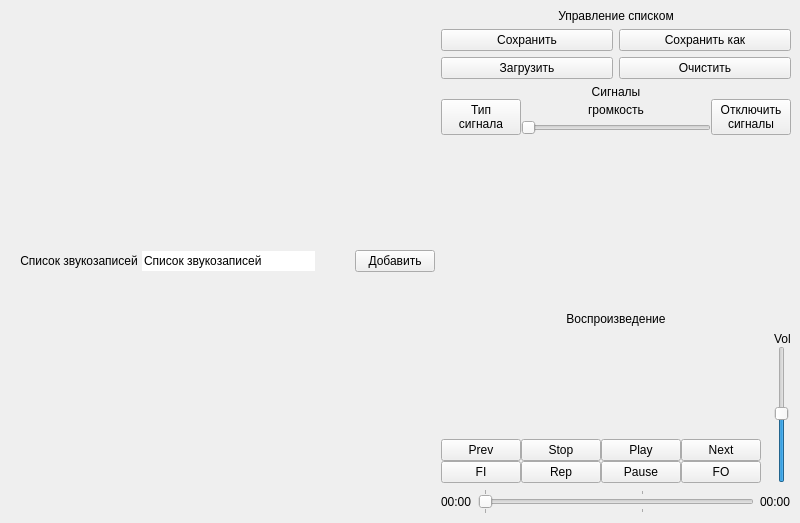
The window that GUI/main_window.ui (Eugene-q/PresenterPlayer) describes before a commit, drawn with Qt 5.
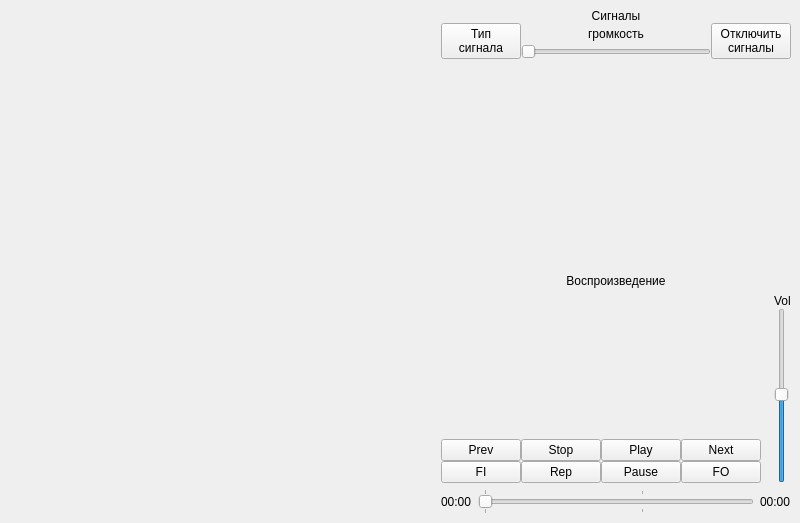
The same window after the commit.

Commit message: - Заголовок и кнопки управления списком - в класс listSongs. Отдельный виджет для списка. Класс listSongsWidget теперь содержит заголовок, кнопки управления списком и сам список(класс listSongs), в котором остались только методы перетаскивания и методы выдачи песен по индексу и т.п. Остальные методы перенесены в listSongsWidget. В него добавлен метод get_song(), возвращающий предыдущую, текущую или следующую песни, а также несколько мелких методов. В плеере метод change_song заменён методами eject() и load(). - Добавлять песни в конец списка, а не в начало.(убрал sortingEnabled в listSongs)

The edit to the form file:
```diff
--- a/GUI/main_window.ui
+++ b/GUI/main_window.ui
@@ -47,125 +47,13 @@
       <property name="spacing">
        <number>0</number>
       </property>
-      <item>
-       <layout class="QHBoxLayout" name="horizontalLayout" stretch="0,0,1,0,0">
-        <property name="spacing">
-         <number>0</number>
-        </property>
-        <item>
-         <widget class="QLabel" name="labelSaveSign">
-          <property name="text">
-           <string/>
-          </property>
-         </widget>
-        </item>
-        <item>
-         <widget class="QPushButton" name="buttonSongListHeader">
-          <property name="text">
-           <string>Список звукозаписей</string>
-          </property>
-          <property name="flat">
-           <bool>true</bool>
-          </property>
-         </widget>
-        </item>
-        <item>
-         <widget class="QLineEdit" name="lineSongListHeader">
-          <property name="focusPolicy">
-           <enum>Qt::NoFocus</enum>
-          </property>
-          <property name="text">
-           <string>Список звукозаписей</string>
-          </property>
-          <property name="frame">
-           <bool>false</bool>
-          </property>
-          <property name="clearButtonEnabled">
-           <bool>false</bool>
-          </property>
-         </widget>
-        </item>
-        <item>
-         <spacer name="horizontalSpacer_3">
-          <property name="orientation">
-           <enum>Qt::Horizontal</enum>
-          </property>
-          <property name="sizeHint" stdset="0">
-           <size>
-            <width>40</width>
-            <height>20</height>
-           </size>
-          </property>
-         </spacer>
-        </item>
-        <item>
-         <widget class="QPushButton" name="buttonAddTrack">
-          <property name="text">
-           <string>Добавить</string>
-          </property>
-         </widget>
-        </item>
-       </layout>
-      </item>
      </layout>
     </item>
     <item>
-     <layout class="QVBoxLayout" name="layoutControls" stretch="0,0,0,0,0">
+     <layout class="QVBoxLayout" name="layoutControls" stretch="0,0,0,0">
       <property name="sizeConstraint">
        <enum>QLayout::SetDefaultConstraint</enum>
       </property>
-      <item>
-       <layout class="QVBoxLayout" name="layputListControls">
-        <item>
-         <widget class="QLabel" name="labelListOperationsHeader">
-          <property name="text">
-           <string>Управление списком</string>
-          </property>
-          <property name="alignment">
-           <set>Qt::AlignCenter</set>
-          </property>
-         </widget>
-        </item>
-        <item>
-         <layout class="QGridLayout" name="layoutListOperations" rowstretch="0,0">
-          <item row="0" column="1">
-           <widget class="QPushButton" name="buttonSaveList">
-            <property name="text">
-             <string>Сохранить</string>
-            </property>
-           </widget>
-          </item>
-          <item row="0" column="2">
-           <widget class="QPushButton" name="buttonSaveListAs">
-            <property name="text">
-             <string>Сохранить как</string>
-            </property>
-           </widget>
-          </item>
-          <item row="1" column="2">
-           <widget class="QPushButton" name="buttonClearList">
-            <property name="text">
-             <string>Очистить</string>
-            </property>
-           </widget>
-          </item>
-          <item row="1" column="1">
-           <widget class="QPushButton" name="buttonLoadList">
-            <property name="sizePolicy">
-             <sizepolicy hsizetype="Minimum" vsizetype="Fixed">
-              <horstretch>0</horstretch>
-              <verstretch>0</verstretch>
-             </sizepolicy>
-            </property>
-            <property name="text">
-             <string>Загрузить</string>
-            </property>
-           </widget>
-          </item>
-         </layout>
-        </item>
-       </layout>
-      </item>
       <item>
        <layout class="QVBoxLayout" name="layoutSignals">
         <property name="spacing">
```
The commit also changes 4 other files.
